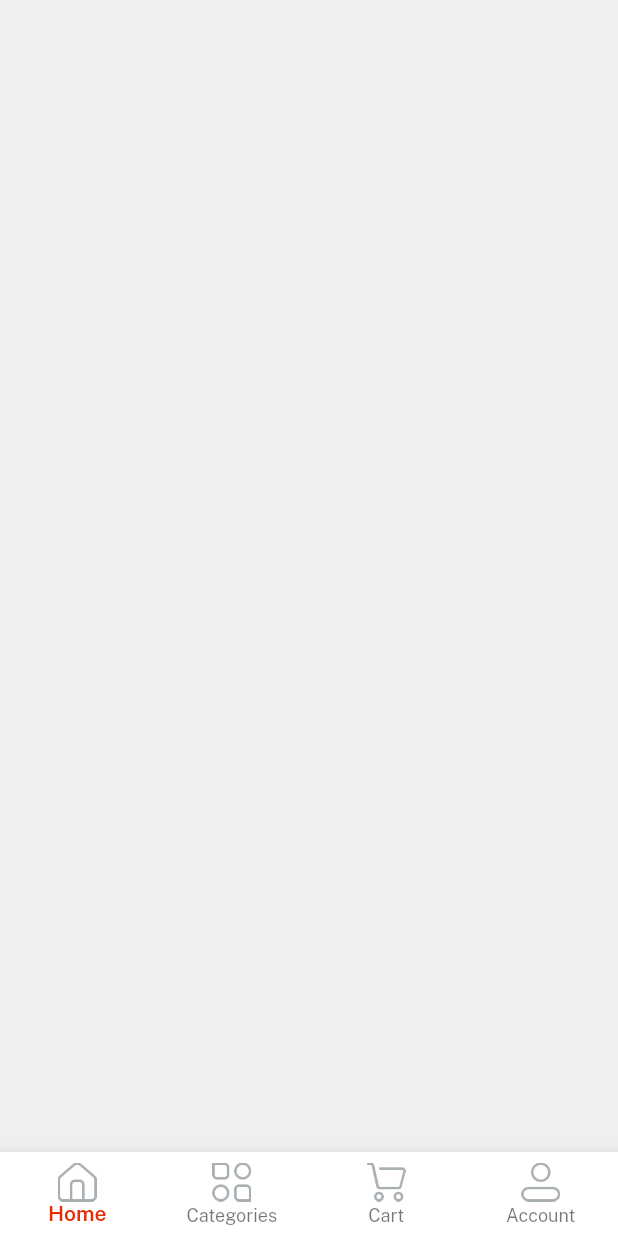
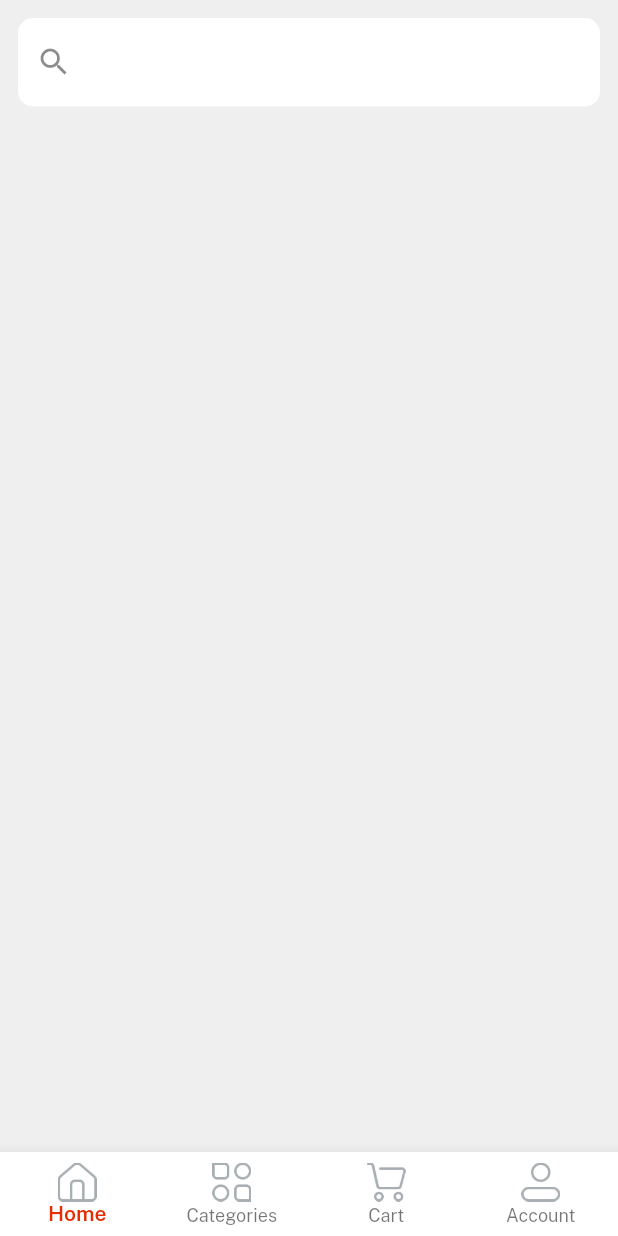
Before and after one commit to samraasif834/Eccommerce_App_With_Getx-Firebase, a Flutter app: the Home screen opened directly, on a phone screen of 412 x 824 dp. Run offline on Flutter 3.47's test engine with Material 2 defaults, Android fonts, the phone set to English and light mode, and no system bars; our stand-ins replace get.

Commit message:
homescreen update

```diff
--- a/lib/constants/strings.dart
+++ b/lib/constants/strings.dart
@@ -18,3 +18,5 @@ const privacyPolicy = "Privacy Policy";
 const termsAndConditions = "Terms and Conditions";
 const alreadyHaveAnAccount = "Already have an account?";
 const home="Home",categories="Categories",cart="Cart",account="Account";
+
+const searchanything="Search Anything";
--- a/lib/views/home_screen/home_screen.dart
+++ b/lib/views/home_screen/home_screen.dart
@@ -12,6 +12,25 @@ class HomeScreen extends StatelessWidget {
       color: lightGrey,
       height: height,
       width: width,
+      child: SafeArea(child: Column(
+        children: [
+          Container(
+            color: lightGrey,
+            child: TextFormField(
+              decoration:InputDecoration(
+                // hintText: search,
+                prefixIcon: Icon(Icons.search),
+                border: OutlineInputBorder(
+                  borderRadius: BorderRadius.circular(10),
+                  borderSide: BorderSide.none,
+                ),
+                filled: true,
+                fillColor: Colors.white,
+              ),
+            ),
+          )
+        ],
+      )),
 
     );
   }
```
